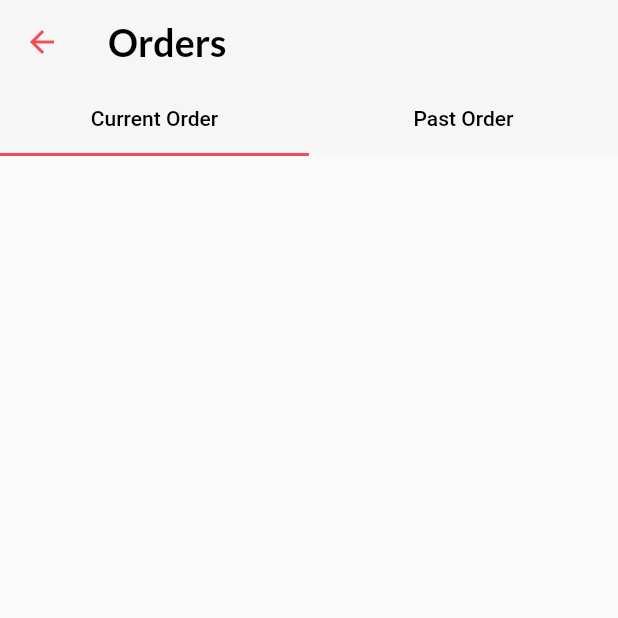
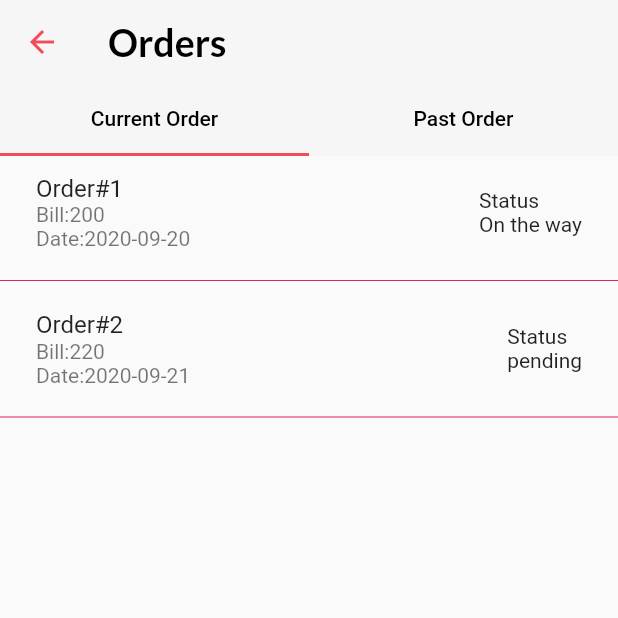
Before and after one commit to SalishKumar/project, a Flutter app: the Home screen opened by its route, in the side drawer, after a tap on "Orders", on a phone screen of 412 x 824 dp, the top half of it. Run offline on Flutter 3.47's test engine with Material 2 defaults, Android fonts, the phone set to English and light mode, and no system bars; our stand-ins replace auto_size_text, flutter_custom_clippers, google_fonts, modal_progress_hud, shared_preferences; accounts and stored records are empty; network calls fail; key blocks and very long unbroken strings in the code were emptied for the run.

Commit message:
tabbed with dummy data

```diff
--- a/lib/home.dart
+++ b/lib/home.dart
@@ -42,7 +42,6 @@ class _HomeState extends State<Home> {
     category1 = getCategory();
     food1 = getMenu();
   }
-  bool isCategoryLoaded=false;
   String selectedMenu = "";
   List<Food> cart = List();
   database db = database();
@@ -62,7 +61,7 @@ class _HomeState extends State<Home> {
           cat.isClicked = true;
         listCategory.add(cat);
       }
-    return  listCategory;
+        return  listCategory;
   }
   Future<List> getMenu() async {
     var response = await db.getMenu(selectedMenu);
--- a/lib/main.dart
+++ b/lib/main.dart
@@ -1,4 +1,5 @@
 import 'package:flutter/material.dart';
+import 'package:foodhubbb/Loader.dart';
 import 'Login.dart';
 import 'drive.dart';
 import 'package:foodhubbb/SignUp.dart';
@@ -17,7 +18,8 @@ class MyApp extends StatelessWidget {
       debugShowCheckedModeBanner: false,
       initialRoute: '/',
       routes: <String, WidgetBuilder>{
-        '/': (context) => drive(),
+        '/': (context) => Loader(),
+        'drive':(context)=>drive(),
         'second': (context) => Login(),
         'third': (context) => SignUp(),
         'fourth': (context) => Home()
--- a/lib/order.dart
+++ b/lib/order.dart
@@ -1,11 +1,36 @@
 import 'package:flutter/material.dart';
 import 'package:google_fonts/google_fonts.dart';
+import 'orderClass.dart';
 class Order extends StatefulWidget {
   @override
   _OrderState createState() => _OrderState();
 }
 
 class _OrderState extends State<Order> {
+  List<OrderClass> orders = [
+    OrderClass(status: "On the way",bill: "200",date: "2020-09-20",orderID: "1"),
+    OrderClass(status: "pending",bill: "220",date: "2020-09-21",orderID: "2"),
+    OrderClass(status: "delivered",bill: "220",date: "2020-09-21",orderID: "3"),
+    OrderClass(status: "cancelled",bill: "220",date: "2020-09-21",orderID: "4"),
+  ];
+  List<OrderClass> select1 = List();
+  List<OrderClass> select2= List();
+  fillList(){
+      for(var i in orders){
+        if(i.status=="On the way"||i.status=="pending"){
+          select1.add(i);
+        }
+        else{
+          select2.add(i);
+        }
+      }
+
+  }
+  @override
+  void initState() {
+    fillList();
+    super.initState();
+  }
   @override
   Widget build(BuildContext context) {
     return DefaultTabController(
@@ -24,6 +49,7 @@ class _OrderState extends State<Order> {
               indicatorColor: Color.fromRGBO(244, 75, 89, 1),
               tabs: [
                 Tab(
+
                   child: Text(
                   "Current Order",
                   style: TextStyle(
@@ -31,7 +57,6 @@ class _OrderState extends State<Order> {
                   ),
                 ),
                 ),
-
                 Tab(child: Text(
                   "Past Order",
                   style: TextStyle(
@@ -40,30 +65,48 @@ class _OrderState extends State<Order> {
                 ),
                 ),
 
-              ]
+              ],
           ),
         ),
-//        body: ListView(
-//          children: <Widget>[
-//            Card(
-//              elevation: 3,
-//              shape: RoundedRectangleBorder(
-//                borderRadius: BorderRadius.all(Radius.circular(5)),
-//                side: BorderSide(
-//                  color: Colors.pink
-//                )
-//              ),
-//              child: Padding(
-//                padding: const EdgeInsets.all(8.0),
-//                child: ListTile(
-//                  title: Text("Order number:220"),
-//                  subtitle: Text("Bill:1290\nDate:6-6-2020"),
-//                  trailing: Text("Status\nCancelled"),
-//                ),
-//              ),
-//            ),
-//          ],
-//        ),
+        body: TabBarView(
+          children: <Widget>[
+           ListView.builder(
+             itemCount: select1.length,
+               itemBuilder: (context,index){
+                  return Column(
+                    children: <Widget>[
+                      Padding(
+                        padding: const EdgeInsets.all(8.0),
+                        child: ListTile(
+                          title: Text("Order#"+select1[index].orderID),
+                          subtitle: Text("Bill:"+select1[index].bill+"\nDate:"+select1[index].date),
+                          trailing: Text("Status\n"+select1[index].status),
+                        ),
+                      ),
+                      Divider(color: Colors.pink,)
+                    ],
+                  );
+               }),
+            ListView.builder(
+                itemCount: select2.length,
+                itemBuilder: (context,index){
+                  return Column(
+                    children: <Widget>[
+                      Padding(
+                        padding: const EdgeInsets.all(8.0),
+                        child: ListTile(
+                          title: Text("Order#"+select2[index].orderID),
+                          subtitle: Text("Bill:"+select2[index].bill+"\nDate:"+select2[index].date),
+                          trailing: Text("Status\n"+select2[index].status),
+                        ),
+                      ),
+                      Divider(color: Colors.pink,)
+                    ],
+                  );
+                }),
+
+          ],
+        )
       ),
     );
   }
--- /dev/null
+++ b/lib/orderClass.dart
@@ -0,0 +1,4 @@
+class OrderClass{
+  String orderID,bill,date,status;
+  OrderClass({this.status,this.bill,this.date,this.orderID});
+}
```
Also changed, not shown: lib/Loader.dart (added, +53 -0 lines), lib/drive.dart (+5 -51 lines), images/logo.jpeg (added).
